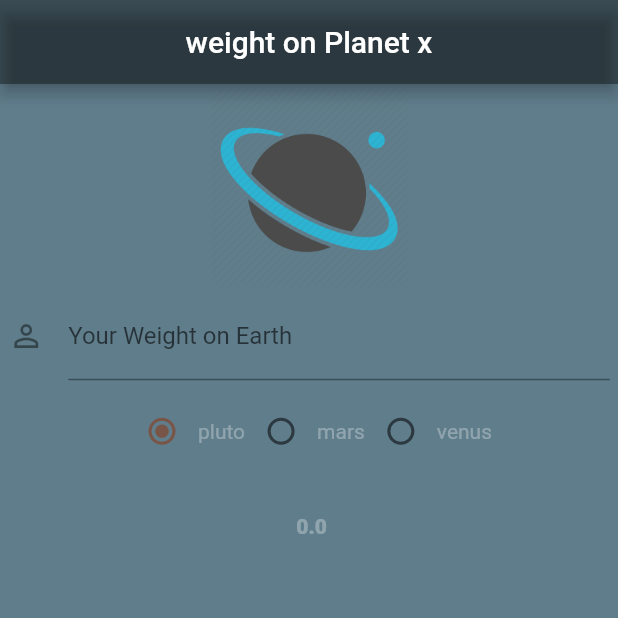
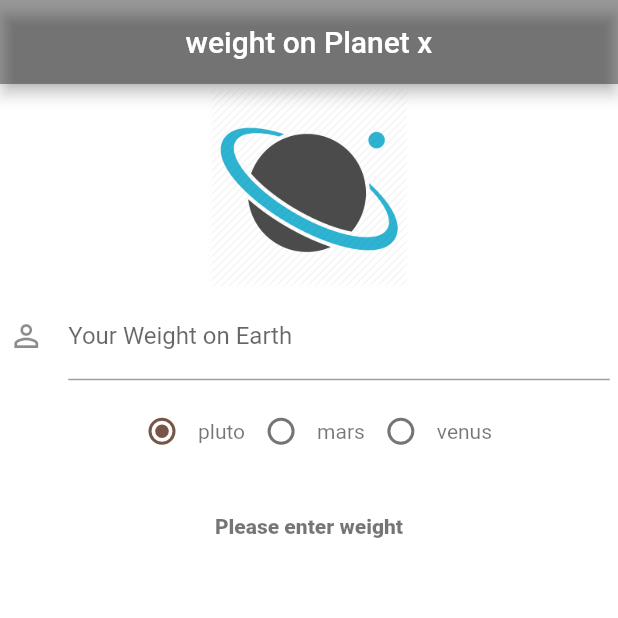
Before and after one commit to wallas83/FlutterBasico, a Flutter app: the screen it shows after launch, on a phone screen of 412 x 824 dp, the top half of it. Run offline on Flutter 3.47's test engine with Material 2 defaults, Android fonts, the phone set to English and light mode, and no system bars.

Commit message:
last commit

```diff
--- a/lib/ui/home.dart
+++ b/lib/ui/home.dart
@@ -20,6 +20,7 @@ class HomeState extends State<Home> {
 
   int radioValue = 0;
   double _finalResult = 0.0;
+  String _formattedTExt = "";
 
   void handleRadioValueChanged(int value) {
     setState(() {
@@ -28,12 +29,15 @@ class HomeState extends State<Home> {
       switch (radioValue) {
         case 0:
           _finalResult = calculateWeight(_weightController.text, 0.06);
+          _formattedTExt = "your weight on Pluto is ${_finalResult.toStringAsFixed(1)}";
           break;
         case 1:
           _finalResult = calculateWeight(_weightController.text, 0.36);
+          _formattedTExt = "your weight on Mars is ${_finalResult.toStringAsFixed(1)}";
           break;
         case 2:
           _finalResult = calculateWeight(_weightController.text, 0.91);
+          _formattedTExt = "your weight on Venus is ${_finalResult.toStringAsFixed(1)}";
       }
     });
   }
@@ -47,7 +51,7 @@ class HomeState extends State<Home> {
         centerTitle: true,
         backgroundColor: Colors.black38,
       ),
-      backgroundColor: Colors.blueGrey,
+      backgroundColor: Colors.white,
       body: new Container(
         alignment: Alignment.topCenter,
         child: new ListView(
@@ -86,7 +90,7 @@ class HomeState extends State<Home> {
                           onChanged: handleRadioValueChanged),
                       new Text(
                         "pluto",
-                        style: new TextStyle(color: Colors.white30),
+                        style: new TextStyle(color: Colors.black54),
                       ),
 
                       new Radio<int>(
@@ -96,7 +100,7 @@ class HomeState extends State<Home> {
                           onChanged: handleRadioValueChanged),
                       new Text(
                         "mars",
-                        style: new TextStyle(color: Colors.white30),
+                        style: new TextStyle(color: Colors.black54),
                       ),
                       new Radio<int>(
                           activeColor: Colors.yellowAccent,
@@ -105,16 +109,17 @@ class HomeState extends State<Home> {
                           onChanged: handleRadioValueChanged),
                       new Text(
                         "venus",
-                        style: new TextStyle(color: Colors.white30),
+                        style: new TextStyle(color: Colors.black54),
                       ),
                     ],
                   ),
                   new Padding(padding: new EdgeInsets.all(15.6)),
                   //result text
                   new Text(
-                    " $_finalResult",
+                      _weightController.text.isEmpty ? "Please enter weight" : "$_formattedTExt lbs",
+                    //" $_formattedTExt lbs",
                     style: new TextStyle(
-                        color: Colors.white30, fontWeight: FontWeight.w900),
+                        color: Colors.black54, fontWeight: FontWeight.w900),
                   )
                 ],
               ),
```
